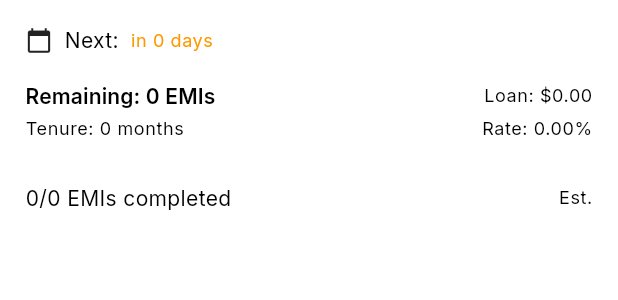
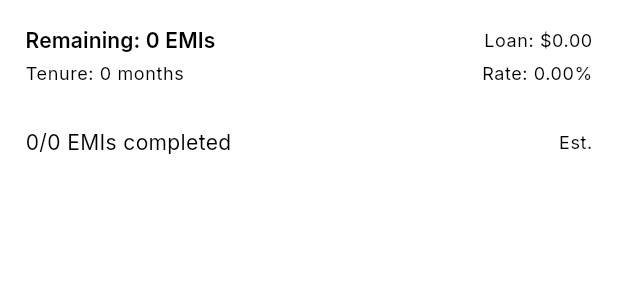
Before and after one commit to KameshEas/Cashlyze_Flutter, a Flutter app: the _PlanCard widget shown alone on an empty page, opened directly with empty values, on a phone screen of 412 x 824 dp. Shown: the top 300 px of the screen. Run offline on Flutter 3.47's test engine with Material 3 defaults, Android fonts, the phone set to English and light mode, and no system bars; our stand-ins replace dio, firebase_analytics, firebase_auth, firebase_core, firebase_crashlytics, firebase_database and 6 more; accounts and stored records are empty.

Commit message:
fix(navigation): handle special case for destination index 4
Modify navigation behavior to use initialLocation for index 4 while keeping default behavior for other indices. Also conditionally render EMI dashboard elements based on pending count to avoid showing empty states.

```diff
--- a/lib/features/emi/emi_dashboard_screen.dart
+++ b/lib/features/emi/emi_dashboard_screen.dart
@@ -87,16 +87,18 @@ class _PlanCard extends ConsumerWidget {
           final nextLabel = days >= 0 ? 'in $days days' : 'overdue by ${days.abs()} days';
           final estCompletion = items.isNotEmpty ? items.last.dueDate : plan.startDate;
           return Column(crossAxisAlignment: CrossAxisAlignment.start, children: [
-            Row(children: [
-              const Icon(Icons.calendar_today, size: 18),
-              const SizedBox(width: 8),
-              Text('Next: ${nextDue.dueDate.toLocal()}'.split(' ').first, style: Theme.of(context).textTheme.bodyMedium),
-              const SizedBox(width: 8),
-              Text(nextLabel, style: Theme.of(context).textTheme.bodySmall?.copyWith(color: Colors.orange)),
-            ]),
-            const SizedBox(height: 8),
-            Container(height: 1, color: Colors.white.withValues(alpha: 0.06)),
-            const SizedBox(height: 8),
+            (pending > 0)
+                ? Row(children: [
+                    const Icon(Icons.calendar_today, size: 18),
+                    const SizedBox(width: 8),
+                    Text('Next: ${nextDue.dueDate.toLocal()}'.split(' ').first, style: Theme.of(context).textTheme.bodyMedium),
+                    const SizedBox(width: 8),
+                    Text(nextLabel, style: Theme.of(context).textTheme.bodySmall?.copyWith(color: Colors.orange)),
+                  ])
+                : const SizedBox.shrink(),
+            if (pending > 0) const SizedBox(height: 8),
+            if (pending > 0) Container(height: 1, color: Colors.white.withValues(alpha: 0.06)),
+            if (pending > 0) const SizedBox(height: 8),
             Row(children: [
               Text('Remaining: $pending EMIs', style: Theme.of(context).textTheme.titleSmall?.copyWith(fontWeight: FontWeight.w600)),
               const Spacer(),
```
Also changed, not shown: lib/routes/app_router.dart (+7 -1 lines).
